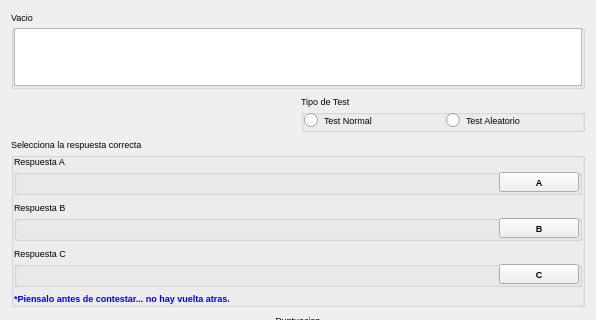
First picture: the form in examen.ui, repository kapyderi/recoverdrake-v3, before the edit; both pictures show x 0 to 596 and y 0 to 320 of the 596 by 771 pixel window.
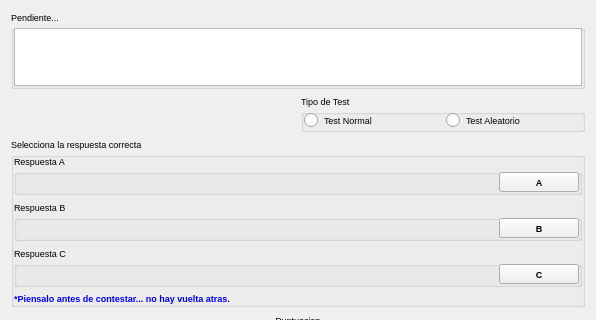
Second picture: the form after the edit. Icons and pictures are not drawn.

```diff
--- a/examen.ui
+++ b/examen.ui
@@ -572,7 +572,7 @@
       </sizepolicy>
      </property>
      <property name="title">
-      <string>Vacio</string>
+      <string>Pendiente...</string>
      </property>
      <layout class="QGridLayout" name="gridLayout_2">
       <property name="leftMargin">
```
